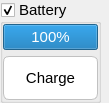
The window that aui/gui/robot/internal/ui/battery.ui (argenortega/AUI) describes before a commit, drawn with Qt 5.
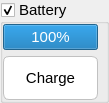
The same window after the commit. Custom widgets are drawn as their Qt base class.

Diff of the .ui file:
```diff
--- a/aui/gui/robot/internal/ui/battery.ui
+++ b/aui/gui/robot/internal/ui/battery.ui
@@ -35,7 +35,7 @@
    <item>
     <widget class="QGroupBox" name="batteryLevel">
      <property name="sizePolicy">
-      <sizepolicy hsizetype="Maximum" vsizetype="Maximum">
+      <sizepolicy hsizetype="MinimumExpanding" vsizetype="Maximum">
        <horstretch>0</horstretch>
        <verstretch>0</verstretch>
       </sizepolicy>
```
